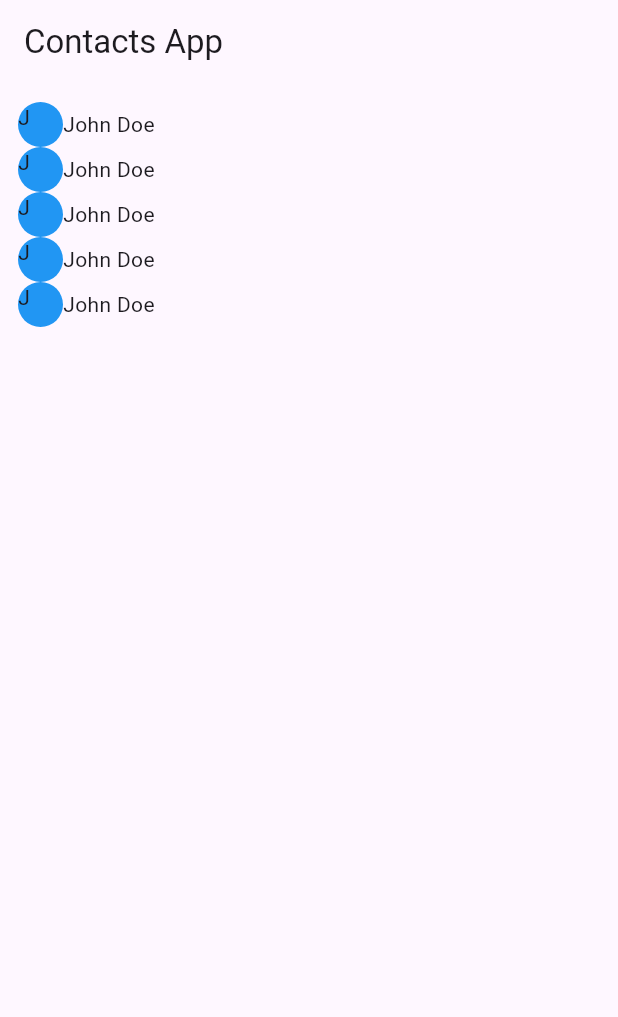
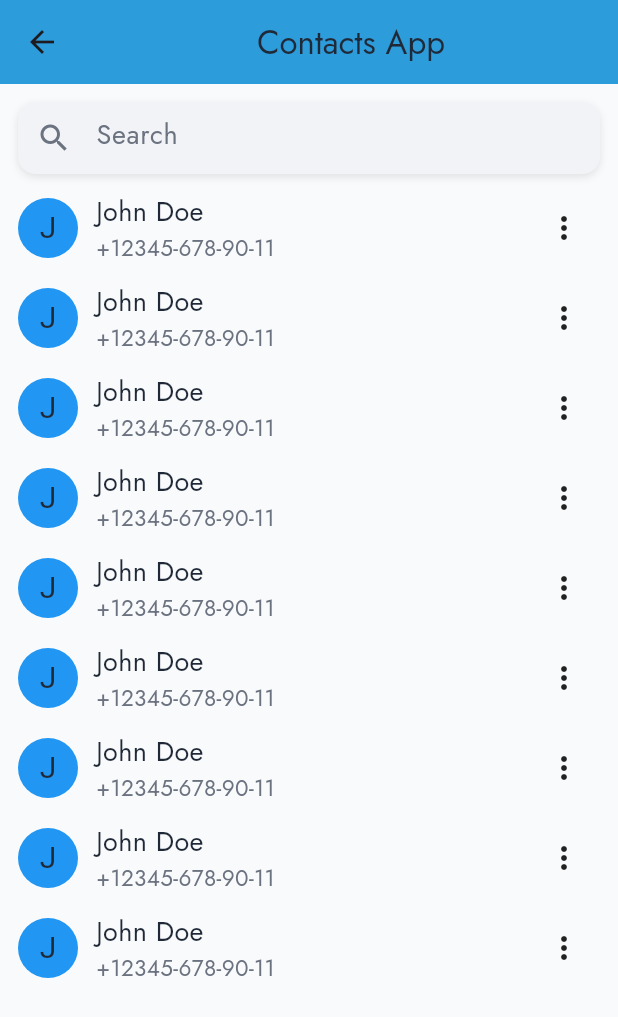
Before and after one commit to fakhri01/contacts-app, a Flutter app: the ContactsPage screen opened directly, on a phone screen of 412 x 824 dp. Shown: the top 1017 px of the screen. Run offline on Flutter 3.47's test engine with Material 3 defaults, Android fonts, the phone set to English and light mode, and no system bars.

Commit message:
added named route. contacts screen and contact details screen UI created, search button, contact item custom widgets created in contacts screen, contact info card, action buttons created in contact details page.

```diff
--- a/lib/screens/contacts_screen.dart
+++ b/lib/screens/contacts_screen.dart
@@ -1,4 +1,6 @@
+import 'package:contacts/util/constants.dart';
 import 'package:contacts/widgets/contact_item.dart';
+import 'package:contacts/widgets/search.dart';
 import 'package:flutter/material.dart';
 
 class ContactsPage extends StatefulWidget {
@@ -12,11 +14,26 @@ class _ContactsPageState extends State<ContactsPage> {
   @override
   Widget build(BuildContext context) {
     return Scaffold(
-      appBar: AppBar(title: Text("Contacts App")),
+      backgroundColor: backgroundColor,
+      appBar: AppBar(
+        title: Center(
+          child: Text(
+            "Contacts App",
+            style: TextStyle(color: textPrimary, fontFamily: fontFamily),
+          ),
+        ),
+        backgroundColor: primaryColor,
+      ),
       body: SingleChildScrollView(
         padding: const EdgeInsets.all(12.0),
         child: Column(
+          spacing: 12,
           children: [
+            Search(),
+            ContactItem(),
+            ContactItem(),
+            ContactItem(),
+            ContactItem(),
             ContactItem(),
             ContactItem(),
             ContactItem(),
--- a/util/constants.dart
+++ b/lib/util/constants.dart
@@ -3,5 +3,7 @@ import 'package:flutter/material.dart';
 final Color primaryColor = const Color(0xFF2D9CDB);
 final Color accentColor = const Color(0xFF27AE60);
 final Color backgroundColor = const Color(0xFFF9FAFB);
-final Color textPrimary = const Color(0xFF1F2937);
+final Color textPrimary = Color(0xFF1F2937);
 final Color textSecondary = const Color(0xFF6B7280);
+
+final String fontFamily = "Jost";
--- a/lib/widgets/contact_item.dart
+++ b/lib/widgets/contact_item.dart
@@ -1,3 +1,5 @@
+import 'package:contacts/util/constants.dart';
+import 'package:contacts/widgets/custom_popup_menu_button.dart';
 import 'package:flutter/material.dart';
 
 class ContactItem extends StatelessWidget {
@@ -5,19 +7,54 @@ class ContactItem extends StatelessWidget {
 
   @override
   Widget build(BuildContext context) {
-    return Row(
+    return GestureDetector(
+      onTap: () => Navigator.pushNamed(context, '/contact_details_page'),
+      child: Row(
+        crossAxisAlignment: CrossAxisAlignment.center,
+        mainAxisAlignment: MainAxisAlignment.spaceBetween,
         children: [
           Container(
-          width: 30,
-          height: 30,
+            width: 40,
+            height: 40,
             decoration: BoxDecoration(
               color: Colors.blue,
               borderRadius: BorderRadius.circular(100),
             ),
-          child: Text('J'),
+            child: Center(
+              child: Text(
+                'J',
+                style: TextStyle(color: textPrimary, fontSize: 20),
               ),
-        Text("John Doe"),
+            ),
+          ),
+          SizedBox(width: 12),
+          Column(
+            crossAxisAlignment: CrossAxisAlignment.start,
+            children: [
+              Text(
+                "John Doe",
+                style: TextStyle(
+                  color: textPrimary,
+                  fontSize: 18,
+                  fontFamily: fontFamily,
+                  fontWeight: FontWeight.w500,
+                ),
+              ),
+              Text(
+                "+12345-678-90-11",
+                style: TextStyle(
+                  color: textSecondary,
+                  fontSize: 15,
+                  fontFamily: fontFamily,
+                  fontWeight: FontWeight.w500,
+                ),
+              ),
             ],
+          ),
+          Spacer(),
+          CustomPopupMenuButton(),
+        ],
+      ),
     );
   }
 }
--- /dev/null
+++ b/lib/widgets/search.dart
@@ -0,0 +1,35 @@
+import 'package:contacts/util/constants.dart';
+import 'package:flutter/material.dart';
+
+class Search extends StatelessWidget {
+  const Search({super.key});
+
+  @override
+  Widget build(BuildContext context) {
+    return Container(
+      decoration: BoxDecoration(
+        borderRadius: BorderRadius.circular(12),
+        color: Color(0xFFF1F3F6),
+        boxShadow: [
+          BoxShadow(
+            color: Colors.black.withValues(alpha: 0.1),
+            blurRadius: 4,
+            offset: Offset(0, 2),
+          ),
+        ],
+      ),
+      child: TextField(
+        decoration: InputDecoration(
+          hintText: "Search",
+          hintStyle: TextStyle(
+            color: textSecondary,
+            fontSize: 18,
+            fontFamily: fontFamily,
+          ),
+          border: InputBorder.none,
+          prefixIcon: Icon(Icons.search, color: textSecondary),
+        ),
+      ),
+    );
+  }
+}
```
Also changed, not shown: lib/main.dart (+9 -21 lines), lib/screens/contact_details_screen.dart (added, +77 -0 lines), lib/widgets/action_button.dart (added, +40 -0 lines), lib/widgets/contact_info_card.dart (added, +43 -0 lines), lib/widgets/custom_popup_menu_button.dart (added, +70 -0 lines). Lines whose indentation alone changed are shown as unchanged.
